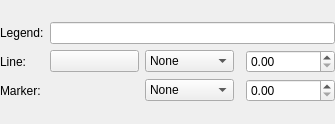
This is src/Mod/Fem/Gui/Resources/ui/PostLineplotFieldViewEdit.ui in southseact-3d/fcd as Qt 5 draws it before an edit. The edited form follows.
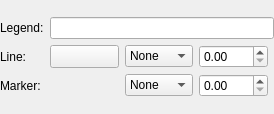
This is the edited form. Custom widgets are drawn as their Qt base class.

What changed in the file:
```diff
--- a/src/Mod/Fem/Gui/Resources/ui/PostLineplotFieldViewEdit.ui
+++ b/src/Mod/Fem/Gui/Resources/ui/PostLineplotFieldViewEdit.ui
@@ -6,8 +6,8 @@
    <rect>
     <x>0</x>
     <y>0</y>
-    <width>335</width>
-    <height>124</height>
+    <width>274</width>
+    <height>114</height>
    </rect>
   </property>
   <property name="windowTitle">
@@ -28,25 +28,6 @@
    </property>
    <item>
     <layout class="QGridLayout" name="gridLayout">
-     <item row="2" column="4">
-      <widget class="QDoubleSpinBox" name="MarkerSize">
-       <property name="sizePolicy">
-        <sizepolicy hsizetype="Expanding" vsizetype="Minimum">
-         <horstretch>0</horstretch>
-         <verstretch>0</verstretch>
-        </sizepolicy>
-       </property>
-       <property name="toolTip">
-        <string>Width of all lines (outline and hatch)</string>
-       </property>
-       <property name="maximum">
-        <double>99.000000000000000</double>
-       </property>
-       <property name="singleStep">
-        <double>0.100000000000000</double>
-       </property>
-      </widget>
-     </item>
      <item row="2" column="0">
       <widget class="QLabel" name="label_2">
        <property name="text">
@@ -57,7 +38,7 @@
      <item row="1" column="2">
       <widget class="QComboBox" name="LineStyle">
        <property name="sizePolicy">
-        <sizepolicy hsizetype="MinimumExpanding" vsizetype="Fixed">
+        <sizepolicy hsizetype="Expanding" vsizetype="Fixed">
          <horstretch>0</horstretch>
          <verstretch>0</verstretch>
         </sizepolicy>
@@ -107,18 +88,8 @@
        </property>
       </widget>
      </item>
-     <item row="1" column="4">
-      <widget class="QDoubleSpinBox" name="LineWidth">
-       <property name="maximum">
-        <double>99.000000000000000</double>
-       </property>
-       <property name="singleStep">
-        <double>0.100000000000000</double>
-       </property>
-      </widget>
-     </item>
      <item row="1" column="1">
-      <widget class="Gui::ColorButton" name="Color">
+      <widget class="QToolButton" name="Color">
        <property name="sizePolicy">
         <sizepolicy hsizetype="Expanding" vsizetype="Fixed">
          <horstretch>0</horstretch>
@@ -130,17 +101,45 @@
        </property>
       </widget>
      </item>
+     <item row="1" column="3">
+      <widget class="QDoubleSpinBox" name="LineWidth">
+       <property name="sizePolicy">
+        <sizepolicy hsizetype="Expanding" vsizetype="Fixed">
+         <horstretch>0</horstretch>
+         <verstretch>0</verstretch>
+        </sizepolicy>
+       </property>
+       <property name="maximum">
+        <double>99.000000000000000</double>
+       </property>
+       <property name="singleStep">
+        <double>0.100000000000000</double>
+       </property>
+      </widget>
+     </item>
+     <item row="2" column="3">
+      <widget class="QDoubleSpinBox" name="MarkerSize">
+       <property name="sizePolicy">
+        <sizepolicy hsizetype="Expanding" vsizetype="Minimum">
+         <horstretch>0</horstretch>
+         <verstretch>0</verstretch>
+        </sizepolicy>
+       </property>
+       <property name="toolTip">
+        <string>Width of all lines (outline and hatch)</string>
+       </property>
+       <property name="maximum">
+        <double>99.000000000000000</double>
+       </property>
+       <property name="singleStep">
+        <double>0.100000000000000</double>
+       </property>
+      </widget>
+     </item>
     </layout>
    </item>
   </layout>
  </widget>
- <customwidgets>
-  <customwidget>
-   <class>Gui::ColorButton</class>
-   <extends>QPushButton</extends>
-   <header>Gui/Widgets.h</header>
-  </customwidget>
- </customwidgets>
  <tabstops>
   <tabstop>Legend</tabstop>
   <tabstop>Color</tabstop>
```
Left out of the diff: 2 changed lines with no effect on the pictures.
